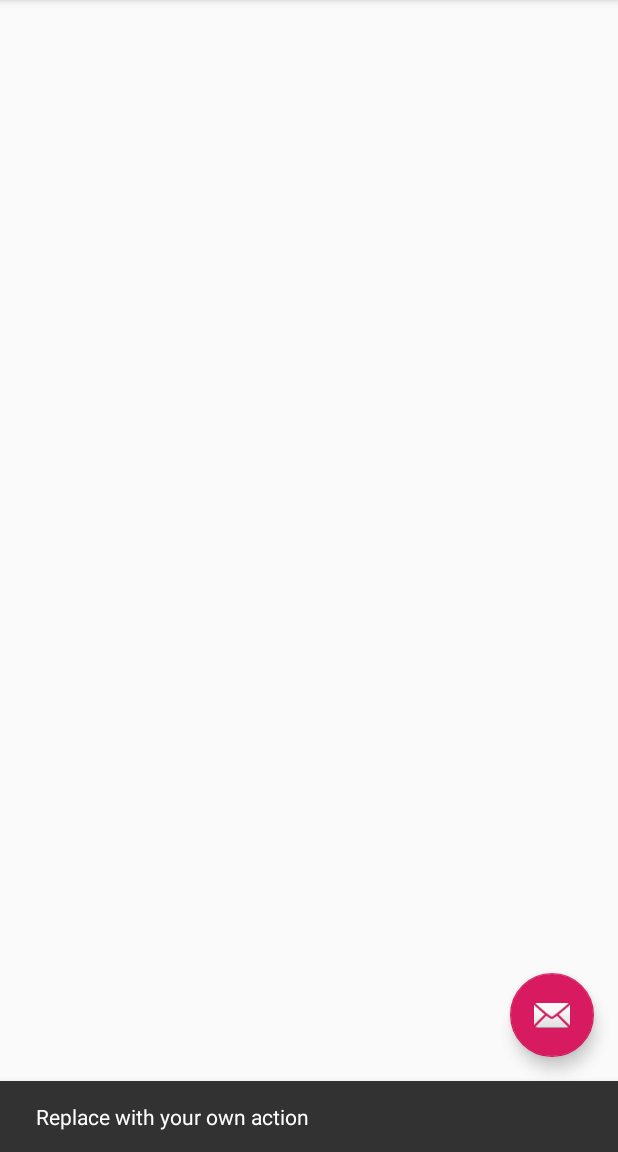
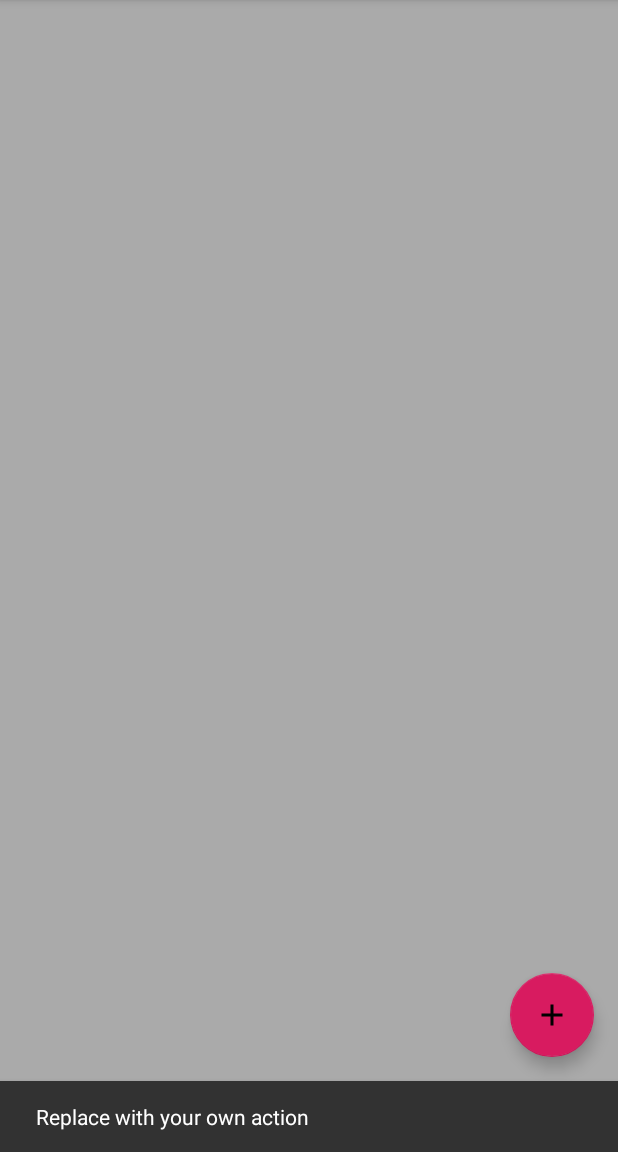
Before and after one commit to devtty/tracker, an Android app: the screen it shows after launch (MainActivity), after a tap on an icon or button, on a phone screen of 412 x 824 dp, the part 84-1236 px from its top. Run offline under Robolectric (Android 15) with nearby library versions, the phone set to English and light mode, and no system bars.

Commit message:
https://codelabs.developers.google.com/codelabs/android-room-with-a-view/#9

```diff
--- /dev/null
+++ b/app/src/main/res/drawable/ic_add_black_24dp.xml
@@ -0,0 +1,9 @@
+<vector xmlns:android="http://schemas.android.com/apk/res/android"
+        android:width="24dp"
+        android:height="24dp"
+        android:viewportWidth="24.0"
+        android:viewportHeight="24.0">
+    <path
+        android:fillColor="#FF000000"
+        android:pathData="M19,13h-6v6h-2v-6H5v-2h6V5h2v6h6v2z"/>
+</vector>
--- a/app/src/main/res/layout/activity_main.xml
+++ b/app/src/main/res/layout/activity_main.xml
@@ -28,6 +28,6 @@
         android:layout_height="wrap_content"
         android:layout_gravity="bottom|end"
         android:layout_margin="@dimen/fab_margin"
-        app:srcCompat="@android:drawable/ic_dialog_email" />
+        app:srcCompat="@drawable/ic_add_black_24dp" />
 
 </androidx.coordinatorlayout.widget.CoordinatorLayout>
--- a/app/src/main/res/layout/content_main.xml
+++ b/app/src/main/res/layout/content_main.xml
@@ -1,5 +1,12 @@
 <?xml version="1.0" encoding="utf-8"?>
-<androidx.constraintlayout.widget.ConstraintLayout xmlns:android="http://schemas.android.com/apk/res/android"
+<androidx.recyclerview.widget.RecyclerView xmlns:android="http://schemas.android.com/apk/res/android"
+    xmlns:tools="http://schemas.android.com/tools"
+    android:id="@+id/recyclerview"
+    android:layout_width="match_parent"
+    android:layout_height="match_parent"
+    android:background="@android:color/darker_gray"
+    tools:listitem="@layout/recyclerview_item"/>
+<!--<androidx.constraintlayout.widget.ConstraintLayout xmlns:android="http://schemas.android.com/apk/res/android"
     xmlns:app="http://schemas.android.com/apk/res-auto"
     xmlns:tools="http://schemas.android.com/tools"
     android:layout_width="match_parent"
@@ -10,4 +17,4 @@
 
 
 
-</androidx.constraintlayout.widget.ConstraintLayout>
+</androidx.constraintlayout.widget.ConstraintLayout>-->
```
Also changed, not shown: app/src/main/res/layout/recyclerview_item.xml (added, +13 -0 lines), app/src/main/res/values/styles.xml (+8 -0 lines).
